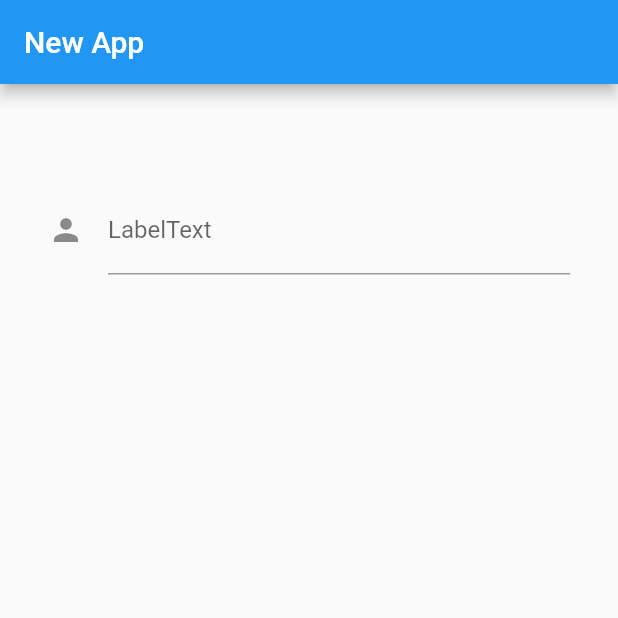
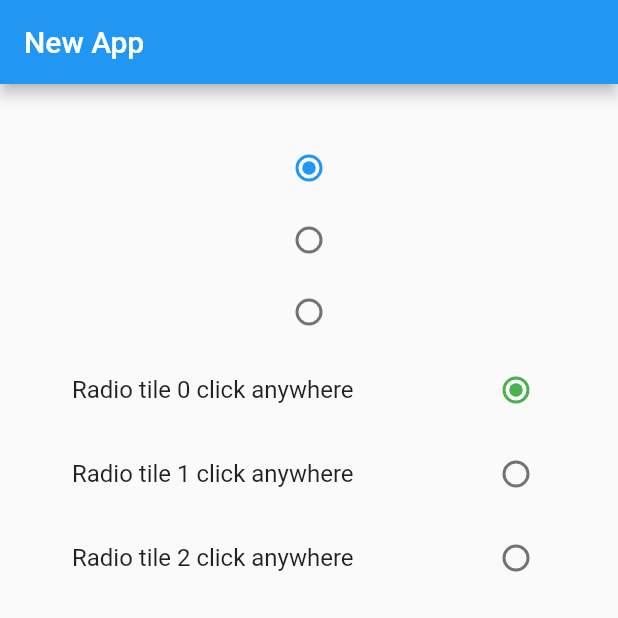
Before and after one commit to ShubhamDalvi1999/Flutter_Beginner, a Flutter app: the screen it shows after launch, on a phone screen of 412 x 824 dp, the top half of it. Run offline on Flutter 3.47's test engine with Material 2 defaults, Android fonts, the phone set to English and light mode, and no system bars.

Commit message:
Radio Button done

```diff
--- a/lib/main.dart
+++ b/lib/main.dart
@@ -1,4 +1,3 @@
-import 'package:flutter/cupertino.dart';
 import 'package:flutter/material.dart';
 
 void main() {
@@ -13,18 +12,50 @@ class MyApp extends StatefulWidget {
 }
 
 class _MyAppState extends State<MyApp> {
-  String _value = "";
+  int _value1 = 0;
+  int _value2 = 0;
 
-  void _onChange(String value) {
-    setState(() {
-      _value = "Change: ${value}";
-    });
+  void _setvalue1(var value) => setState(() {
+        _value1 = value;
+      });
+
+  void _setvalue2(var value) => setState(() {
+        _value2 = value!;
+      });
+
+  Widget makeRadios() {
+    List<Radio> list = [];
+
+    for (var i = 0; i < 3; i++) {
+      list.add(Radio(value: i, groupValue: _value1, onChanged: _setvalue1));
+    }
+
+    Column column = new Column(
+      children: list,
+    );
+
+    return column;
   }
 
-  void _onSubmit(String value) {
-    setState(() {
-      _value = "Submit: ${value}";
-    });
+  Widget makeRadioTiles() {
+    List<RadioListTile> list = [];
+
+    for (var i = 0; i < 3; i++) {
+      list.add(RadioListTile(
+        value: i,
+        groupValue: _value2,
+        onChanged: _setvalue2,
+        activeColor: Colors.green,
+        title: Text("Radio tile $i click anywhere"),
+        controlAffinity: ListTileControlAffinity.trailing,
+      ));
+    }
+
+    Column column = new Column(
+      children: list,
+    );
+
+    return column;
   }
 
   @override
@@ -38,17 +69,8 @@ class _MyAppState extends State<MyApp> {
         child: Center(
           child: Column(
             children: [
-              Text(_value),
-              SizedBox(
-                height: 20,
-              ),
-              TextField(
-                decoration: InputDecoration(
-                  labelText: 'LabelText',
-                  hintText: 'hint',
-                  icon: Icon(Icons.person),
-                ),
-              ),
+              makeRadios(),
+              makeRadioTiles(),
             ],
           ),
         ),
```
